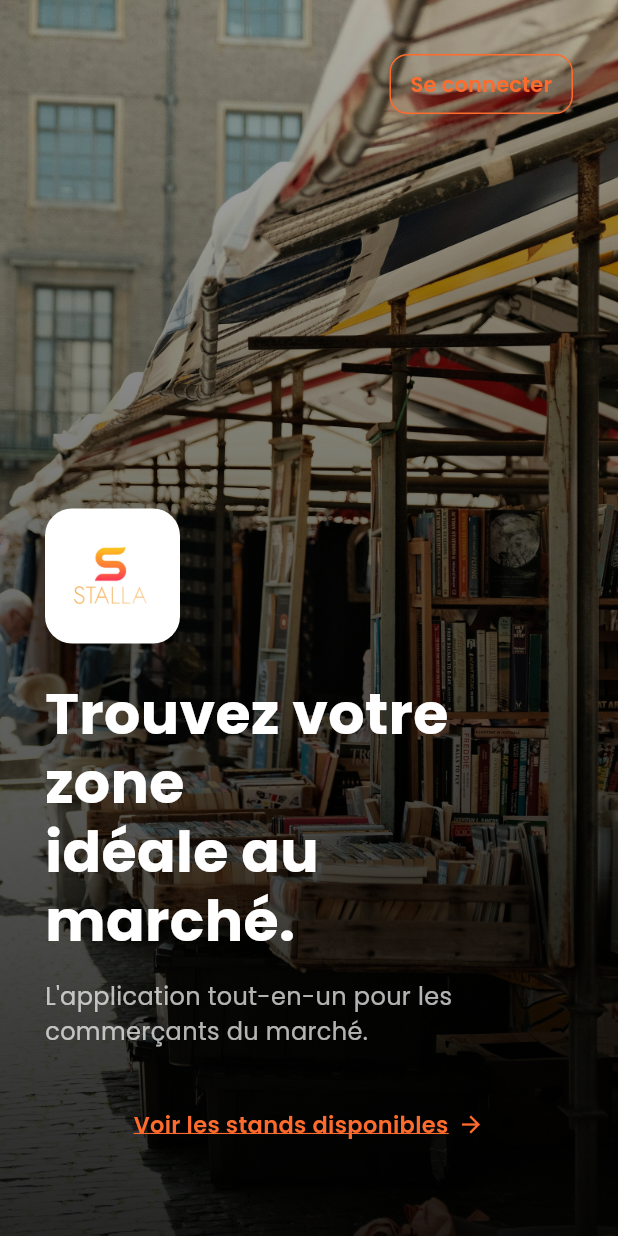
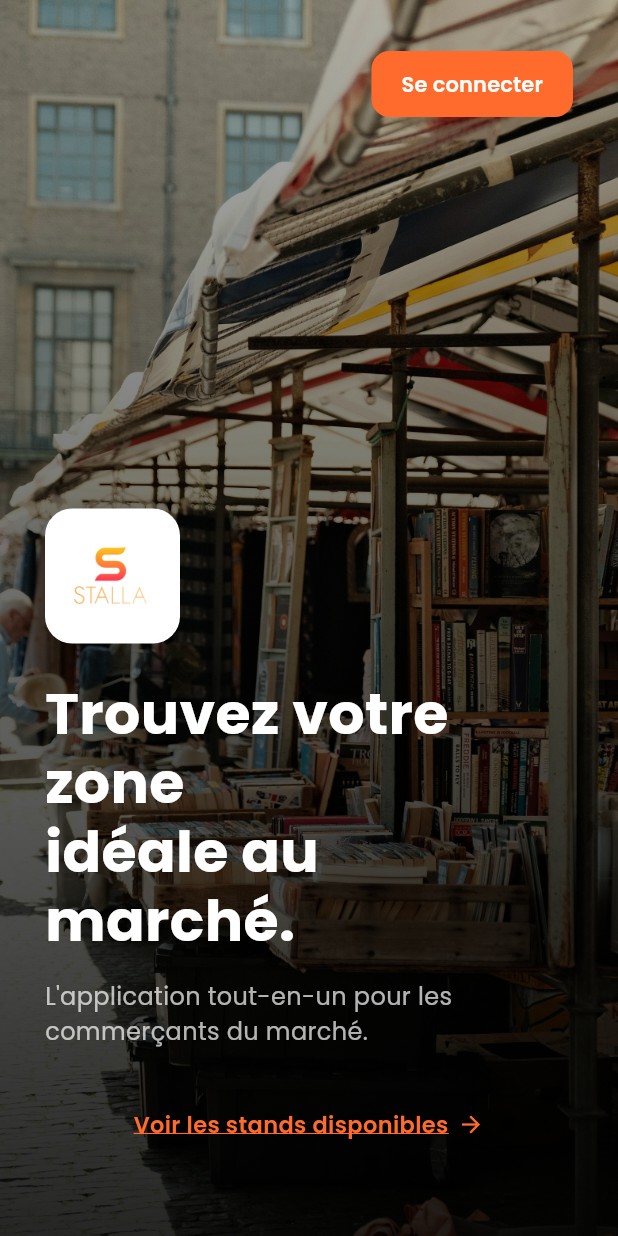
Before and after one commit to ouedragoJonathan/Stalla, a Flutter app: the screen it shows after launch, on a phone screen of 412 x 824 dp. Run offline on Flutter 3.47's test engine with Material 3 defaults, Android fonts, the phone set to English and light mode, and no system bars; our stand-ins replace dio, equatable, flutter_secure_storage, go_router, google_fonts, pretty_dio_logger and 1 more; accounts and stored records are empty.

Commit message:
fix: correction bug catégorie et polish UI
- Backend : Ajout du champ 'category' dans la réponse listAdminStalls
- Admin : Harmonisation du design des statuts dans AllocationsPage (en français)
- Mobile : Bouton 'Se connecter' en orange avec texte blanc

```diff
--- a/stalla_mobile/lib/presentation/screens/landing_page.dart
+++ b/stalla_mobile/lib/presentation/screens/landing_page.dart
@@ -48,13 +48,14 @@ class LandingPage extends StatelessWidget {
                       TextButton(
                         onPressed: () => context.go(AppConstants.loginRoute),
                         style: TextButton.styleFrom(
-                          foregroundColor: const Color(0xFFFF6B2C),
+                          backgroundColor: const Color(0xFFFF6B2C),
+                          foregroundColor: Colors.white,
                           padding: const EdgeInsets.symmetric(
-                              horizontal: 14, vertical: 10),
+                              horizontal: 20, vertical: 12),
                           shape: RoundedRectangleBorder(
                             borderRadius: BorderRadius.circular(12),
-                            side: const BorderSide(color: Color(0xFFFF6B2C)),
                           ),
+                          elevation: 2,
                         ),
                         child: Text(
                           'Se connecter',
```
Also changed, not shown: 2 other files.
